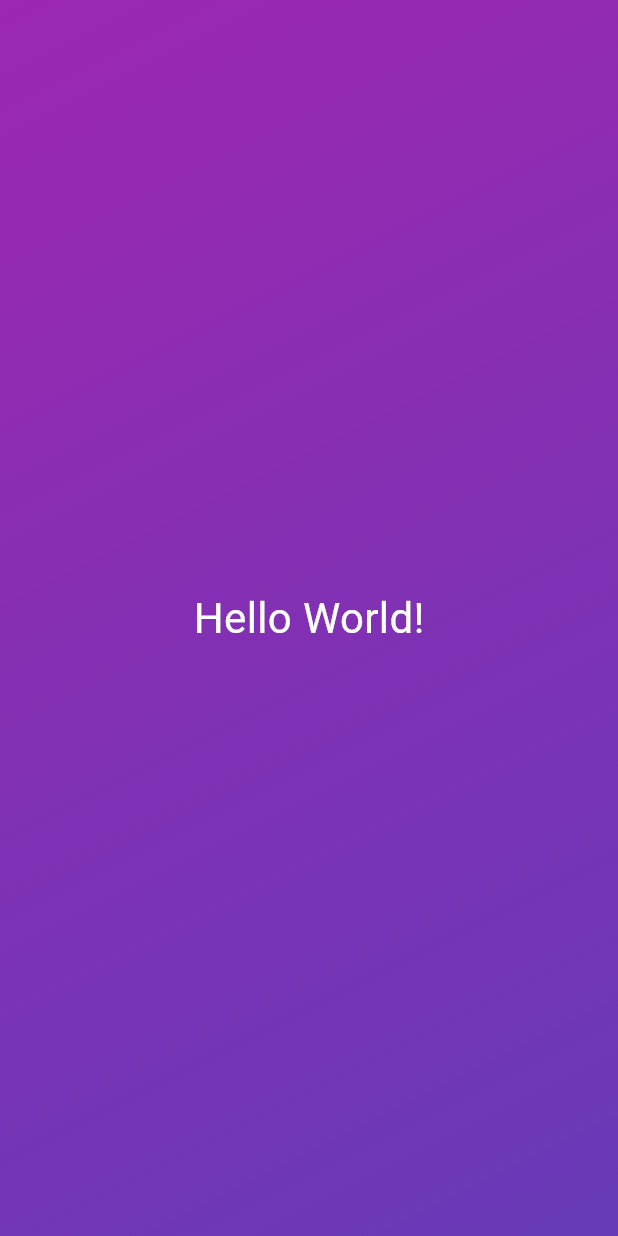
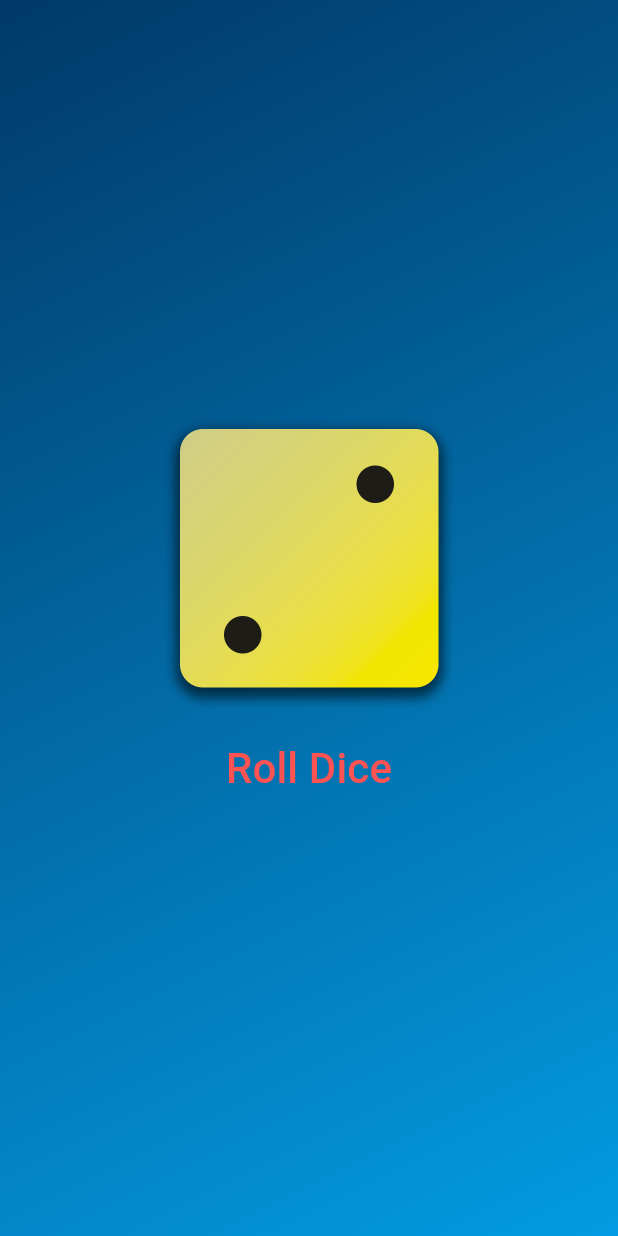
Before and after one commit to abhaybissa31/flutter1, a Flutter app: the screen it shows after launch, on a phone screen of 412 x 824 dp. Run offline on Flutter 3.47's test engine with Material 3 defaults, Android fonts, the phone set to English and light mode, and no system bars.

Commit message:
Roll the dice app

```diff
--- /dev/null
+++ b/lib/dice_roller.dart
@@ -0,0 +1,42 @@
+import 'dart:math';
+
+import 'package:flutter/material.dart';
+import 'package:try1/gradient_textstyle.dart';
+class DiceRoller extends StatefulWidget{
+  const DiceRoller({super.key});
+
+  @override
+  State<DiceRoller> createState(){
+    return _DiceRollerState();
+  }
+}
+
+class _DiceRollerState extends State<DiceRoller>{
+    var diceNum = 2;
+
+    void rollDice() {
+      setState(() {
+        diceNum = Random().nextInt(6)+1;
+       print("state active");
+      });
+    }
+
+  @override
+  Widget build(context) {
+     return Column(
+            mainAxisSize: MainAxisSize.min,
+            children: [
+              Image.asset(
+                "assests/images/dice-$diceNum.png",
+                width: 200,
+              ),
+              TextButton(
+                  onPressed: rollDice,
+                  style: TextButton.styleFrom(
+                      padding: const EdgeInsets.all(20)),
+                  child: const GradientTextstyle("Roll Dice"))
+            ],
+          );
+
+  }
+}
--- /dev/null
+++ b/lib/gradient_container.dart
@@ -0,0 +1,24 @@
+import 'package:flutter/material.dart';
+import 'package:try1/dice_roller.dart';
+
+class GradientContainer extends StatelessWidget {
+   GradientContainer(this.color1, this.color2, {super.key});
+
+  final Color color1;
+  final Color color2;
+
+
+  @override
+  Widget build(context) {
+    print('Widget key: $key');
+    return Container(
+        decoration: BoxDecoration(
+            gradient: LinearGradient(
+          colors: [color1, color2],
+          begin: Alignment.topLeft,
+          end: Alignment.bottomRight,
+        )),
+        child: Center(
+          child:  DiceRoller()       ));
+  }
+}
--- /dev/null
+++ b/lib/gradient_textstyle.dart
@@ -0,0 +1,17 @@
+import 'package:flutter/material.dart';
+
+class GradientTextstyle extends StatelessWidget{
+  const GradientTextstyle(this.text,{super.key});
+  final String text;
+  @override
+  Widget build(context){
+    return Text(
+             text,
+              style: const TextStyle(
+                color: Colors.redAccent,
+                fontSize: 28
+              ),
+            );
+
+  }
+}
--- a/lib/main.dart
+++ b/lib/main.dart
@@ -1,39 +1,12 @@
 import 'package:flutter/material.dart';
+import 'package:try1/gradient_container.dart';
 
 void main() {
   runApp(
     MaterialApp(
       home: Scaffold(
-        body: GradientContainer()
+        body: GradientContainer(Color.fromARGB(255, 1, 57, 104),Color.fromARGB(255, 3, 155, 226))
   ),
 
   ));
 }
-
-class GradientContainer extends StatelessWidget{
-  @override
-  Widget build(BuildContext context) {
-    // TODO: implement build
-    return Container(
-          decoration: const BoxDecoration(
-            gradient: LinearGradient(
-              colors: [
-                Colors.purple,
-                Colors.deepPurple,
-              ],
-              begin: Alignment.topLeft,
-              end:Alignment.bottomRight,
-            )
-          ),
-          child:const Center(
-            child: Text(
-              "Hello World!",
-              style: TextStyle(
-                color: Colors.white,
-                fontSize: 28
-              ),
-            ),
-          ),
-        );
-  }
-}
```
Also changed, not shown: pubspec.yaml (+8 -2 lines), assests/images/dice-1.png (added), assests/images/dice-2.png (added), assests/images/dice-3.png (added), assests/images/dice-4.png (added), assests/images/dice-5.png (added), assests/images/dice-6.png (added).
